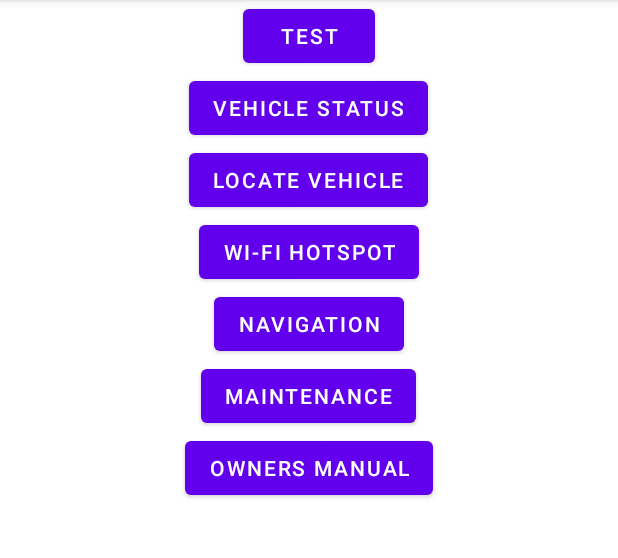
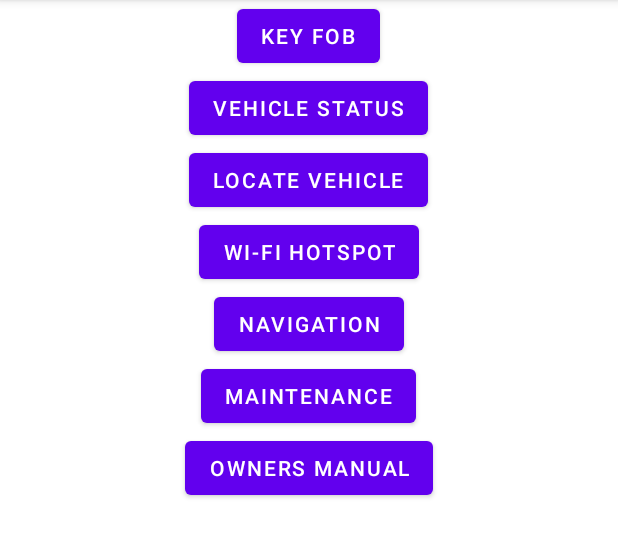
Before and after one commit to archnecro/InteractiveCarApp, an Android app: the screen it shows after launch (MainActivity), on a phone screen of 412 x 824 dp, the part 84-642 px from its top. Run offline under Robolectric (Android 15) with nearby library versions, the phone set to English and light mode, and no system bars.

Commit message:
Changed key fob button text back to "Key Fob"

```diff
--- a/app/src/main/res/layout/activity_main.xml
+++ b/app/src/main/res/layout/activity_main.xml
@@ -12,7 +12,7 @@
         android:layout_centerHorizontal="true"
         android:layout_width="wrap_content"
         android:layout_height="wrap_content"
-        android:text="test"/>
+        android:text="Key Fob"/>
     <Button
         android:id="@+id/btnStatus"
         android:layout_centerHorizontal="true"
```
